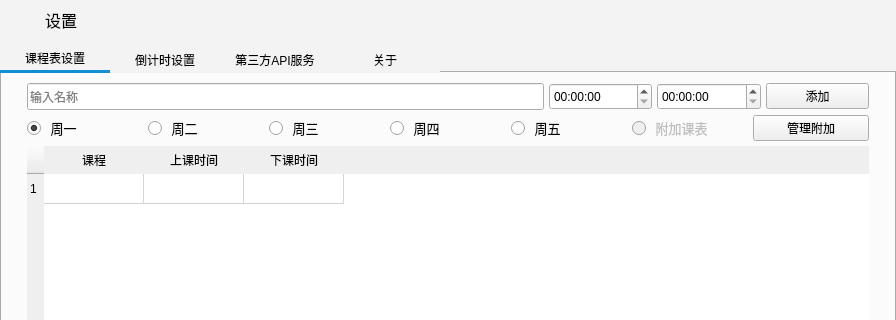
Qt form src/TableEditWidget/TableEditWidget.ui (Aero8m/ClassTopLand) before a commit; both pictures show x 0 to 896 and y 0 to 320 of the 896 by 526 pixel window.
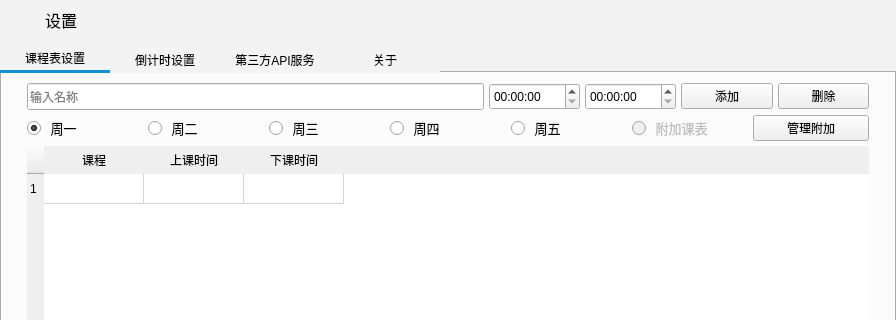
The same form after that commit. Icons and pictures are not drawn. Custom widgets are drawn as their Qt base class.

Commit message: 修复一个错字，添加删除功能

Diff of the .ui file:
```diff
--- a/src/TableEditWidget/TableEditWidget.ui
+++ b/src/TableEditWidget/TableEditWidget.ui
@@ -157,7 +157,7 @@
            <number>25</number>
           </property>
           <item>
-           <layout class="QHBoxLayout" name="horizontalLayout" stretch="10,2,2,2">
+           <layout class="QHBoxLayout" name="horizontalLayout" stretch="10,2,2,2,2">
             <item>
              <widget class="QLineEdit" name="lineEdit">
               <property name="minimumSize">
@@ -228,6 +228,19 @@
               </property>
              </widget>
             </item>
+            <item>
+             <widget class="QPushButton" name="deleteButton">
+              <property name="minimumSize">
+               <size>
+                <width>0</width>
+                <height>25</height>
+               </size>
+              </property>
+              <property name="text">
+               <string>删除</string>
+              </property>
+             </widget>
+            </item>
            </layout>
           </item>
           <item>
```
The commit also changes 3 other files.
